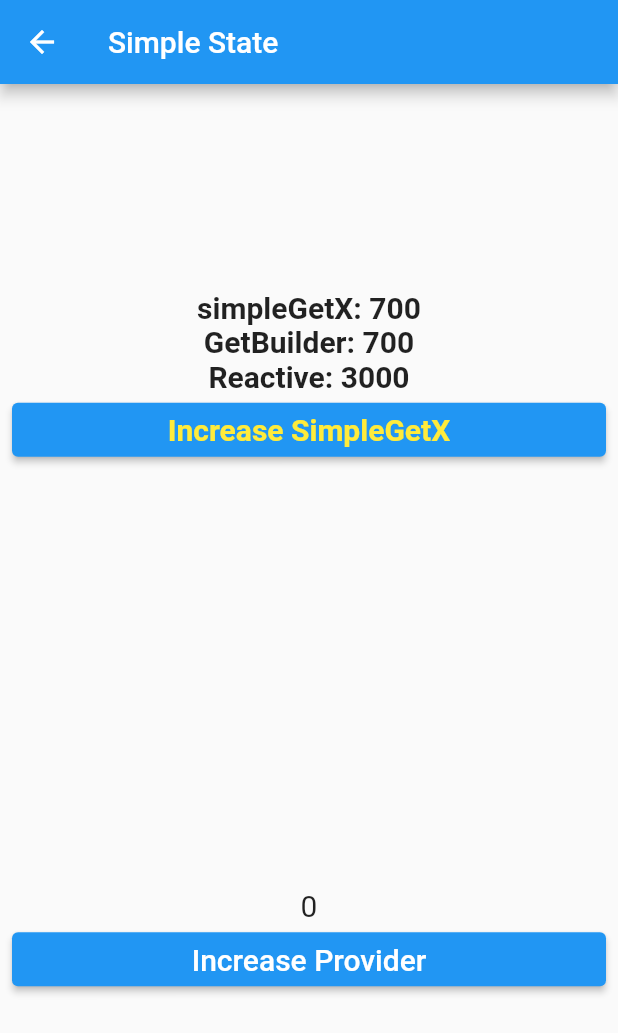
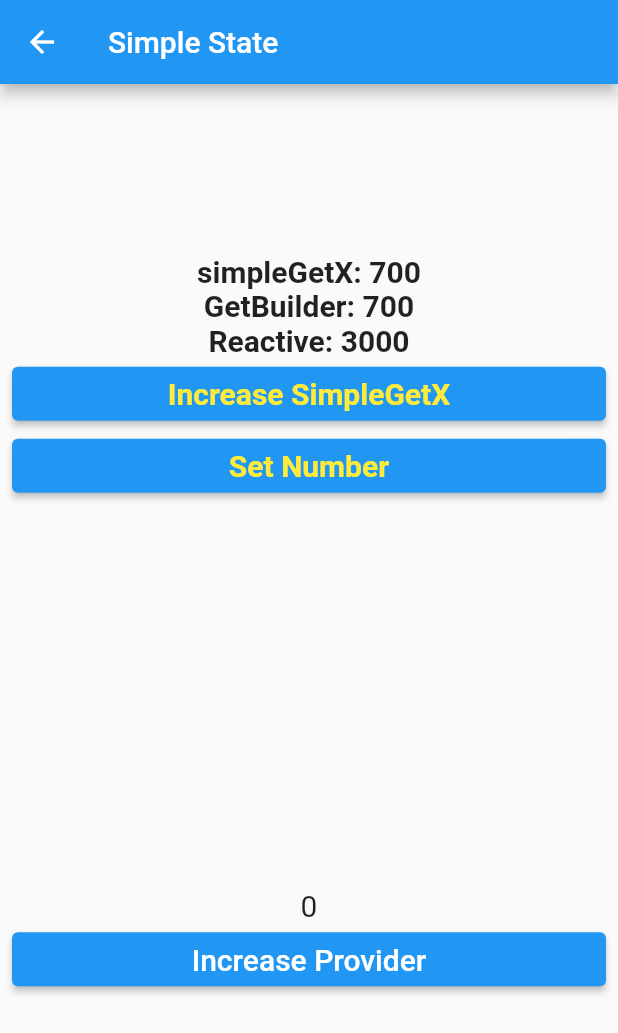
Before and after one commit to nzwgkim/manager, a Flutter app: the screen it shows after launch, after a tap on "SimpleState", on a phone screen of 412 x 824 dp. Shown: the top 1033 px of the screen. Run offline on Flutter 3.47's test engine with Material 2 defaults, Android fonts, the phone set to English and light mode, and no system bars; our stand-ins replace get.

Commit message:
GetxController의 onInit 동작테스트

```diff
--- a/lib/states/controller_reactive_getx.dart
+++ b/lib/states/controller_reactive_getx.dart
@@ -1,10 +1,28 @@
 import 'package:get/get.dart';
 
-class ControllerReactiveGetX {
+class ControllerReactiveGetX extends GetxController {
   RxInt _count = 3000.obs;
   get count => _count;
 
   increase() {
     _count++;
   }
+
+  setNumber(value) {
+    _count(value);
+  }
+
+  @override
+  void onInit() {
+    ever(
+        _count,
+        (callback) => print(
+              'ever $_count',
+            ),
+        condition: () => _count() < 10); // 값이 바뀔때 마다 항상 실행됨.
+    // once(_count, (callback) => print('once')); // 한번만 실행됨
+    // debounce(_count, (callback) => print('once'),
+    //     time: const Duration(seconds: 3)); // 최종입력후 timer 이후 실행됨.
+    // super.onInit();
+  }
 }
--- a/lib/states/controller_simple_getx.dart
+++ b/lib/states/controller_simple_getx.dart
@@ -8,4 +8,9 @@ class ControllerSimpleGetX extends GetxController {
     _count++;
     update();
   }
+
+  setNumber(value) {
+    _count = value;
+    update();
+  }
 }
--- a/lib/states/with_simple_getx.dart
+++ b/lib/states/with_simple_getx.dart
@@ -39,6 +39,14 @@ class WithSimpleGetX extends StatelessWidget {
                   'Increase SimpleGetX',
                   style: style.copyWith(color: Colors.yellow),
                 )),
+            ElevatedButton(
+                onPressed: () {
+                  simpleGetX.setNumber(777);
+                },
+                child: Text(
+                  'Set Number',
+                  style: style.copyWith(color: Colors.yellow),
+                )),
           ]),
     );
   }
```
Also changed, not shown: lib/states/with_reactive_getx.dart (+8 -0 lines).
